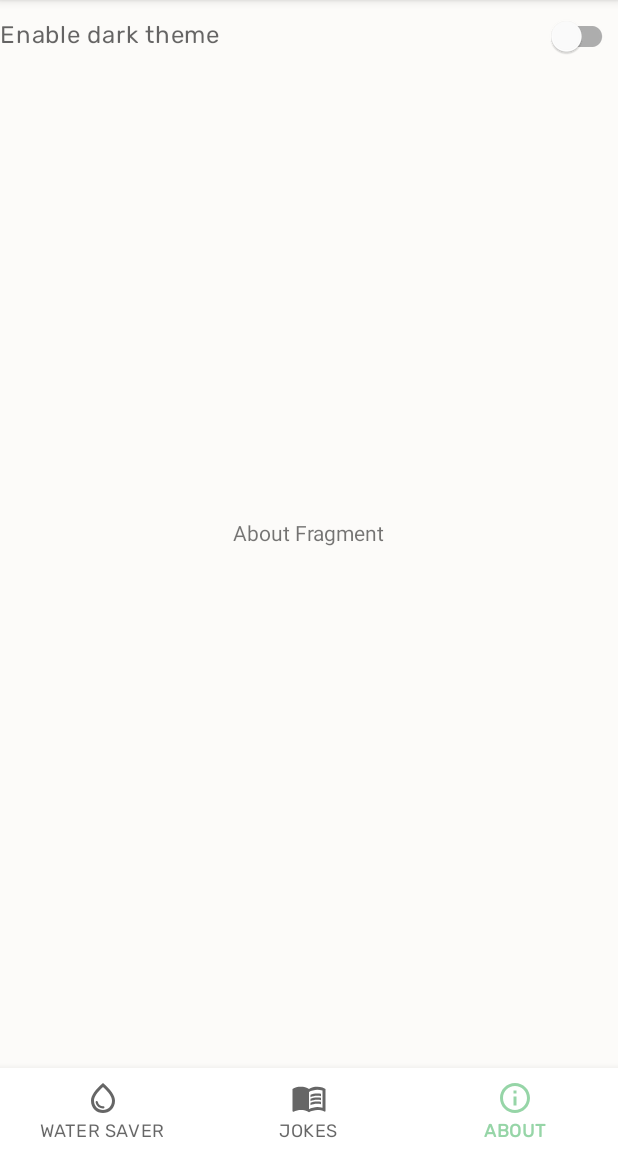
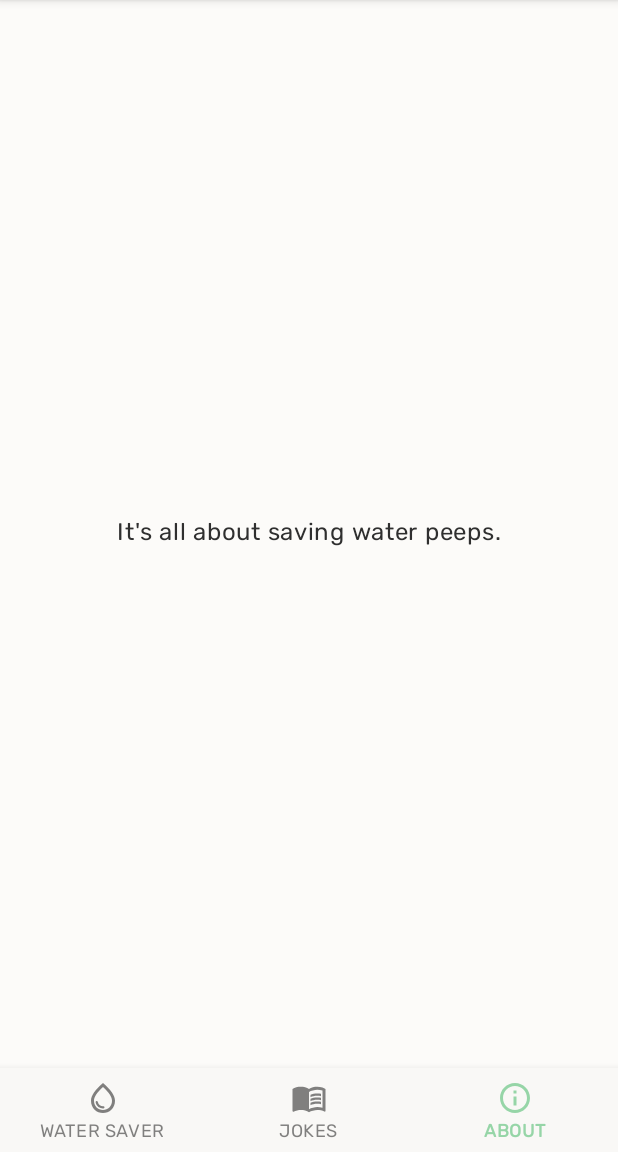
Before and after one commit to jeanfredric/saveWaterTapApp, an Android app: the screen it shows after launch (MainActivity), item 3 of the bottom bar chosen, on a phone screen of 412 x 824 dp, the part 84-1236 px from its top. Run offline under Robolectric (Android 15) with nearby library versions, the phone set to English and light mode, and no system bars.

Commit message:
All views implemented. Dark theme implemented.

```diff
--- a/app/src/main/res/layout/activity_main.xml
+++ b/app/src/main/res/layout/activity_main.xml
@@ -4,7 +4,6 @@
     xmlns:tools="http://schemas.android.com/tools"
     android:layout_width="match_parent"
     android:layout_height="match_parent"
-    android:background="@color/off_white"
     tools:context=".controllers.MainActivity">
 
     <FrameLayout
--- a/app/src/main/res/layout/fragment_about.xml
+++ b/app/src/main/res/layout/fragment_about.xml
@@ -3,39 +3,19 @@
     xmlns:app="http://schemas.android.com/apk/res-auto"
     xmlns:tools="http://schemas.android.com/tools"
     android:layout_width="match_parent"
-    android:layout_height="match_parent"
-    android:background="@color/off_white">
+    android:layout_height="match_parent">
 
     <TextView
-        android:id="@+id/textView"
+        android:id="@+id/textViewAbout"
         android:layout_width="wrap_content"
         android:layout_height="wrap_content"
-        android:text="About Fragment"
+        android:layout_marginStart="16dp"
+        android:layout_marginEnd="16dp"
+        android:text="@string/about_text"
+        android:textAppearance="?attr/textAppearanceBody1"
         app:layout_constraintBottom_toBottomOf="parent"
         app:layout_constraintEnd_toEndOf="parent"
         app:layout_constraintStart_toStartOf="parent"
         app:layout_constraintTop_toTopOf="parent" />
 
-    <FrameLayout
-        android:layout_width="match_parent"
-        android:layout_height="wrap_content">
-
-        <TextView
-            android:id="@+id/dark_theme_title_text_view"
-            android:layout_width="match_parent"
-            android:layout_height="wrap_content"
-            android:layout_gravity="start|center_vertical"
-            android:text="Enable dark theme"
-            android:textAppearance="?attr/textAppearanceBody1"
-            android:textColor="@color/material_on_background_emphasis_medium"/>
-
-        <com.google.android.material.switchmaterial.SwitchMaterial
-            android:id="@+id/dark_theme_switch"
-            android:layout_width="wrap_content"
-            android:layout_height="wrap_content"
-            android:layout_gravity="end|center_vertical" />
-
-    </FrameLayout>
-
-
 </androidx.constraintlayout.widget.ConstraintLayout>
--- a/app/src/main/res/values-night/themes.xml
+++ b/app/src/main/res/values-night/themes.xml
@@ -1,16 +1,20 @@
 <resources xmlns:tools="http://schemas.android.com/tools">
-    <!-- Base application theme. -->
-    <style name="Theme.SaveWaterTapApp" parent="Theme.MaterialComponents.DayNight.DarkActionBar">
-        <!-- Primary brand color. -->
-        <item name="colorPrimary">@color/purple_200</item>
-        <item name="colorPrimaryVariant">@color/purple_700</item>
-        <item name="colorOnPrimary">@color/black</item>
-        <!-- Secondary brand color. -->
-        <item name="colorSecondary">@color/teal_200</item>
-        <item name="colorSecondaryVariant">@color/teal_200</item>
-        <item name="colorOnSecondary">@color/black</item>
-        <!-- Status bar color. -->
-        <item name="android:statusBarColor" tools:targetApi="l">?attr/colorPrimaryVariant</item>
-        <!-- Customize your theme here. -->
+
+    <style name="Theme.SaveWaterTapApp" parent="Base.Theme.SaveWaterTapApp">
+        <item name="colorPrimary">@color/neon_green</item>
+        <item name="colorPrimaryVariant">@color/off_black</item>
+
+        <!--"On" colors define how text, icons and strokes are colored in relation to the surface-->
+        <!--on which they appear.-->
+        <item name="colorOnPrimary">@color/off_black</item>
+        <item name="colorOnSecondary">@color/off_black</item>
+        <item name="colorOnBackground">@color/off_white</item>
+        <item name="colorOnSurface">@color/off_white</item>
+        <item name="colorOnError">@color/off_white</item>
+
+        <!-- Text colors. -->
+        <item name="android:textColorPrimary">@color/off_white</item>
+        <item name="android:textColorSecondary">@color/off_white_darkest</item>
     </style>
+
 </resources>
--- a/app/src/main/res/values/colors.xml
+++ b/app/src/main/res/values/colors.xml
@@ -3,8 +3,11 @@
     <color name="neon_green_dark">#87BF96</color>
     <color name="neon_green">#96D5A7</color>
     <color name="off_white">#FCFBF9</color>
+    <color name="off_white_dark">#F9F8F6</color>
+    <color name="off_white_darkest">#BFBEBD</color>
     <color name="off_black">#2F2F2F</color>
     <color name="off_black_light">#6C6C6B</color>
+    <color name="peach">#D58D77</color>
 
 
     <color name="purple_200">#FFBB86FC</color>
--- a/app/src/main/res/values/strings.xml
+++ b/app/src/main/res/values/strings.xml
@@ -1,16 +1,24 @@
 <resources>
+    <!-- Main Activity -->
     <string name="app_name">Save Water Tap</string>
     <string name="water_saver">WATER SAVER</string>
     <string name="jokes">JOKES</string>
     <string name="about">ABOUT</string>
     <string name="save_water_btn">SAVE WATER NOW</string>
 
+    <!-- Water Saver Fragment -->
     <string name="liters_saved">0</string>
     <string name="you_have_saved">You have saved</string>
     <string name="liters_of_water">liters of water</string>
     <string name="equals">Which equals</string>
     <string name="equals_text">Nothing... Hit that button to change that!</string>
 
+    <!-- Jokes Fragment -->
     <string name="shake_device">"Shake your device for a new dazzling joke that saves water!"</string>
+    <string name="joke_title">Joke title</string>
+    <string name="joke_body">Once upon in the time there was two tomatoes that were about to cross the road... Lorem ipsum dolor sit amet, consectetur adipiscing elit, sed do eiusmod tempor incididunt ut labore et dolore magna aliqua. Ut enim ad minim veniam, quis nostrud exercitation ullamco laboris nisi ut aliquip ex ea commodo consequat.</string>
+
+    <!-- About Fragment -->
+    <string name="about_text">It\'s all about saving water peeps.</string>
 
 </resources>
--- a/app/src/main/res/values/themes.xml
+++ b/app/src/main/res/values/themes.xml
@@ -1,20 +1,42 @@
 <resources xmlns:tools="http://schemas.android.com/tools">
-    <!-- Base application theme. -->
-    <style name="Theme.SaveWaterTapApp" parent="Theme.MaterialComponents.DayNight.DarkActionBar">
 
-        <!-- Primary brand color. -->
+    <style name="Theme.SaveWaterTapApp" parent="Base.Theme.SaveWaterTapApp">
+        <!--Material color attributes (light theme) -->
+        <!--colorPrimary colors map to components and elements, such as app bars and buttons. -->
+        <!--colorSecondary colors are most often used as accents on components, such as FABs and -->
+        <!--selection controls.-->
         <item name="colorPrimary">@color/neon_green</item>
         <item name="colorPrimaryVariant">@color/neon_green_dark</item>
+        <item name="colorSecondary">@color/teal_200</item>
+        <item name="colorSecondaryVariant">@color/teal_200</item>
+
+        <!--colorBackground appears behind scrollable content and is used for the default window-->
+        <!--background. colorSurface is mapped to the surface of components such as cards, sheets-->
+        <!--and menus. colorError is used to indicate an error state for components such as-->
+        <!--text fields.-->
+        <item name="android:colorBackground">@color/off_white</item>
+        <item name="colorSurface">@color/off_white_dark</item>
+        <item name="colorError">@color/peach</item>
+
+        <!--"On" colors define how text, icons and strokes are colored in relation to the surface-->
+        <!--on which they appear.-->
         <item name="colorOnPrimary">@color/off_white</item>
-        <!-- Secondary brand color. -->
-        <item name="colorSecondary">@color/teal_200</item>
-        <item name="colorSecondaryVariant">@color/teal_700</item>
         <item name="colorOnSecondary">@color/off_white</item>
-        <!-- Status bar color. -->
+        <item name="colorOnBackground">@color/off_black</item>
+        <item name="colorOnSurface">@color/off_black</item>
+        <item name="colorOnError">@color/off_white</item>
+
+        <!-- Text colors. -->
+        <item name="android:textColorPrimary">@color/off_black</item>
+        <item name="android:textColorSecondary">@color/off_black_light</item>
+
+    </style>
+
+    <!-- Base application theme. Includes everything that is shared between light and dark. -->
+    <style name="Base.Theme.SaveWaterTapApp" parent="Theme.MaterialComponents.DayNight.DarkActionBar">
+
+        <item name="colorPrimary">@color/neon_green</item>
         <item name="android:statusBarColor" tools:targetApi="l">?attr/colorPrimaryVariant</item>
-
-
-        <!-- Customize your theme here. -->
 
         <!--Material type attributes-->
         <item name="textAppearanceHeadline1">@style/TextAppearance.MdcTypographyStyles.Headline1</item>
```
Also changed, not shown: app/src/main/res/layout/fragment_jokes.xml (+6 -7 lines), app/src/main/res/layout/fragment_watertap.xml (+6 -7 lines), 1 other file.
